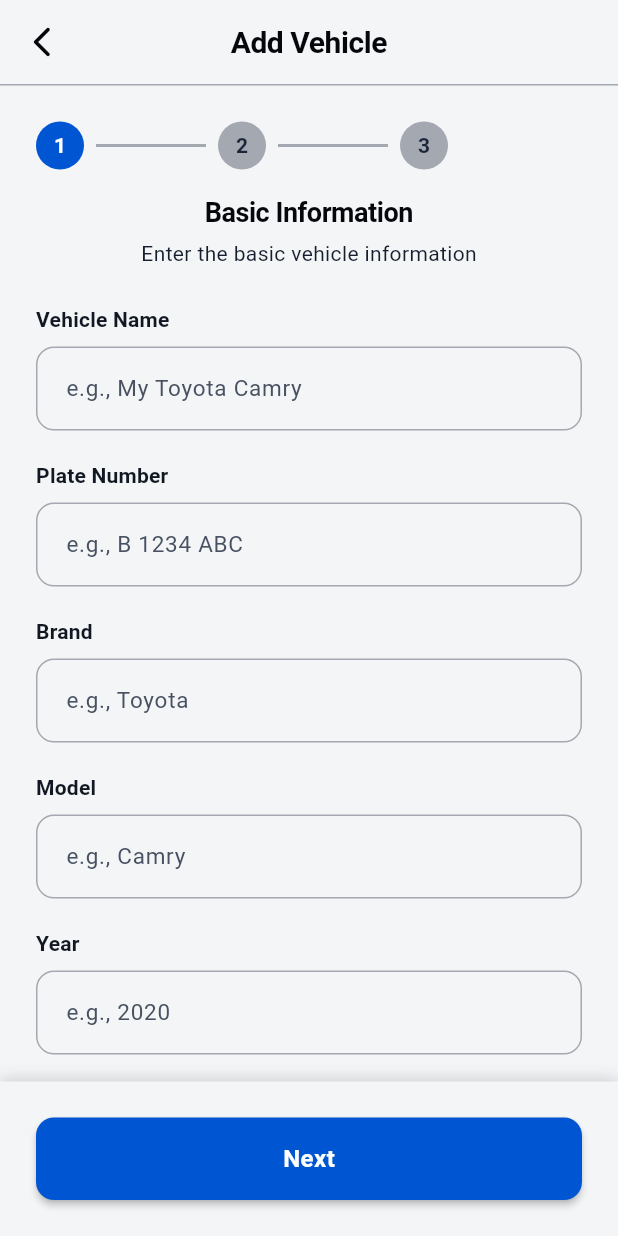
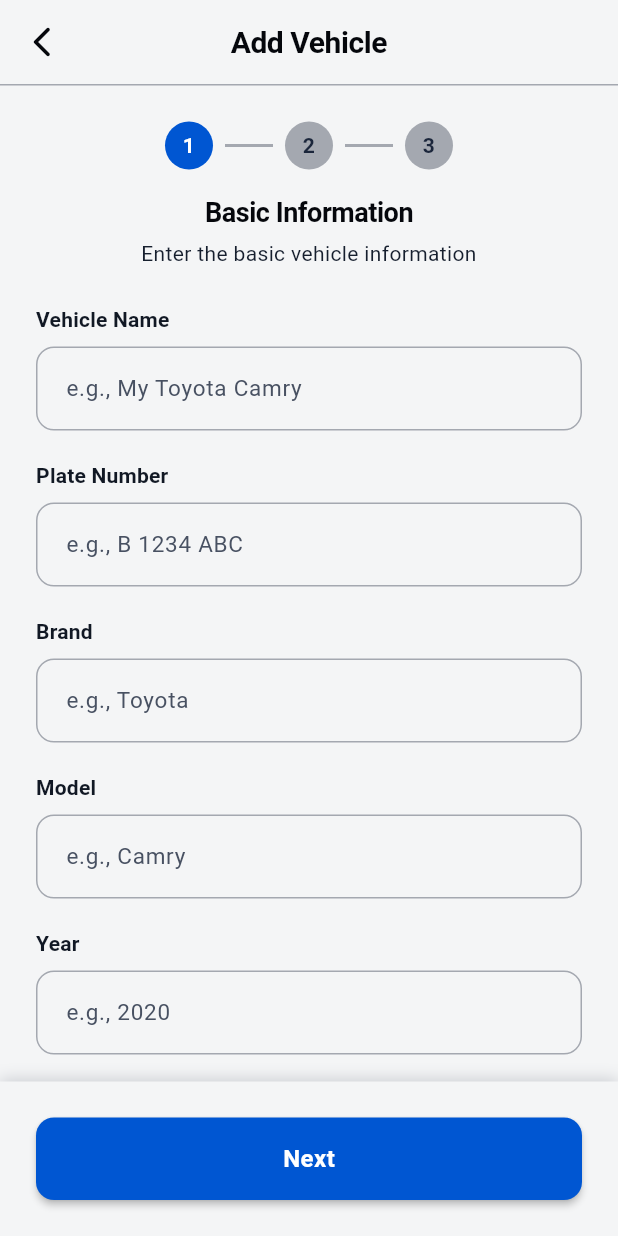
Before and after one commit to gyaaufau/otolog, a Flutter app: the AddVehicleScreen screen opened by its route, on a phone screen of 412 x 824 dp. Run offline on Flutter 3.47's test engine with Material 3 defaults, Android fonts, the phone set to English and light mode, and no system bars; our stand-ins replace drift, equatable, flutter_bloc, flutter_screenutil, get_it, go_router and 3 more; accounts and stored records are empty; generated files the repository leaves out were written again.

Commit message:
fix step indicator in add vehicle

```diff
--- a/lib/screens/garage/add_vehicle_screen.dart
+++ b/lib/screens/garage/add_vehicle_screen.dart
@@ -224,36 +224,23 @@ class _AddVehicleScreenState extends State<AddVehicleScreen> {
       padding: const EdgeInsets.symmetric(vertical: 24, horizontal: 24),
       child: Column(
         children: [
-          Row(
-            mainAxisAlignment: MainAxisAlignment.spaceBetween,
-            children: List.generate(_totalSteps, (index) {
-              final isCompleted = index < _currentStep;
-              final isCurrent = index == _currentStep;
-              return Expanded(
-                child: Row(
-                  children: [
-                    _buildStepDot(index, isCompleted, isCurrent),
-                    if (index < _totalSteps - 1)
-                      Expanded(
-                        child: Container(
-                          height: 2,
-                          margin: const EdgeInsets.symmetric(horizontal: 8),
-                          decoration: BoxDecoration(
-                            color:
-                                isCompleted
-                                    ? AppColors.primary[500]!
-                                    : AppColors.neutral[200]!,
-                          ),
-                        ),
-                      ),
-                  ],
-                ),
-              );
-            }),
+          SizedBox(
+            width: double.infinity,
+            child: Row(
+              mainAxisAlignment: MainAxisAlignment.center,
+              children: [
+                _buildStepDot(0, 0 < _currentStep, 0 == _currentStep),
+                _buildConnectingLine(0 < _currentStep),
+                _buildStepDot(1, 1 < _currentStep, 1 == _currentStep),
+                _buildConnectingLine(1 < _currentStep),
+                _buildStepDot(2, 2 < _currentStep, 2 == _currentStep),
+              ],
+            ),
           ),
           const SizedBox(height: 16),
           Text(
             _getStepTitle(_currentStep),
+            textAlign: TextAlign.center,
             style: TextStyle(
               fontSize: 18,
               fontWeight: FontWeight.w700,
@@ -264,6 +251,7 @@ class _AddVehicleScreenState extends State<AddVehicleScreen> {
           const SizedBox(height: 4),
           Text(
             _getStepSubtitle(_currentStep),
+            textAlign: TextAlign.center,
             style: TextStyle(
               fontSize: 14,
               fontWeight: FontWeight.w400,
@@ -271,6 +259,17 @@ class _AddVehicleScreenState extends State<AddVehicleScreen> {
             ),
           ),
         ],
+      ),
+    );
+  }
+
+  Widget _buildConnectingLine(bool isCompleted) {
+    return Container(
+      width: 32,
+      height: 2,
+      margin: const EdgeInsets.symmetric(horizontal: 8),
+      decoration: BoxDecoration(
+        color: isCompleted ? AppColors.primary[500]! : AppColors.neutral[200]!,
       ),
     );
   }
@@ -292,10 +291,12 @@ class _AddVehicleScreenState extends State<AddVehicleScreen> {
                 ? Icon(Icons.check_rounded, color: Colors.white, size: 18)
                 : Text(
                   '${index + 1}',
+                  textAlign: TextAlign.center,
                   style: TextStyle(
                     color: isCurrent ? Colors.white : AppColors.neutral[500],
                     fontSize: 14,
                     fontWeight: FontWeight.w600,
+                    height: 1.0,
                   ),
                 ),
       ),
```
